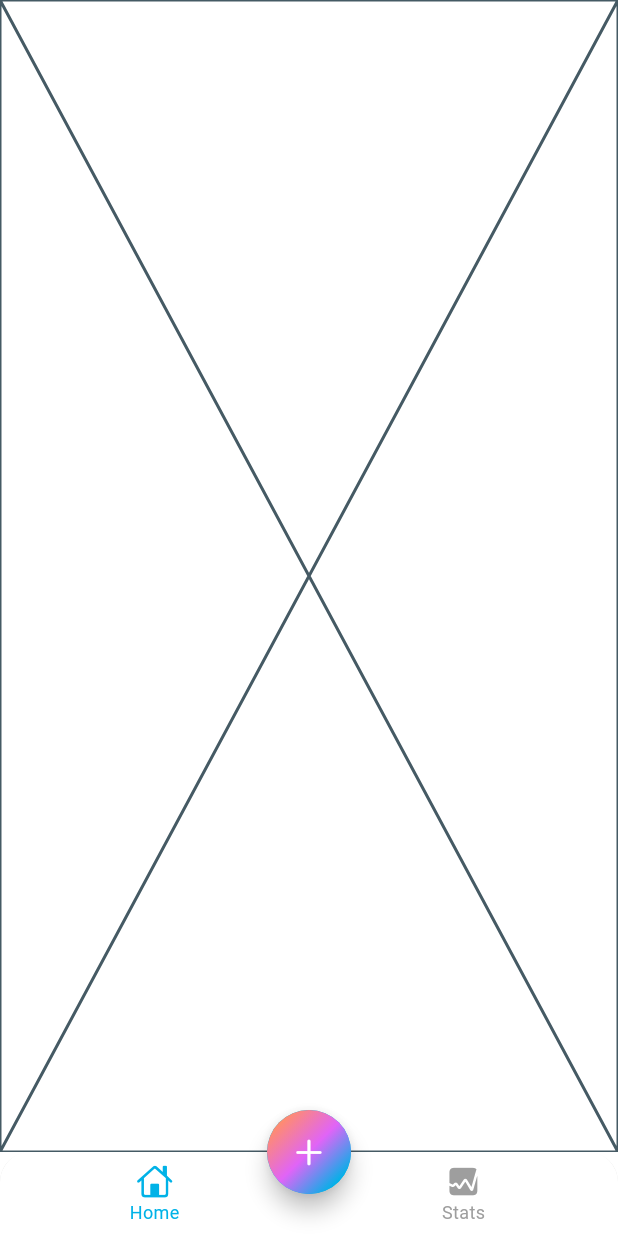
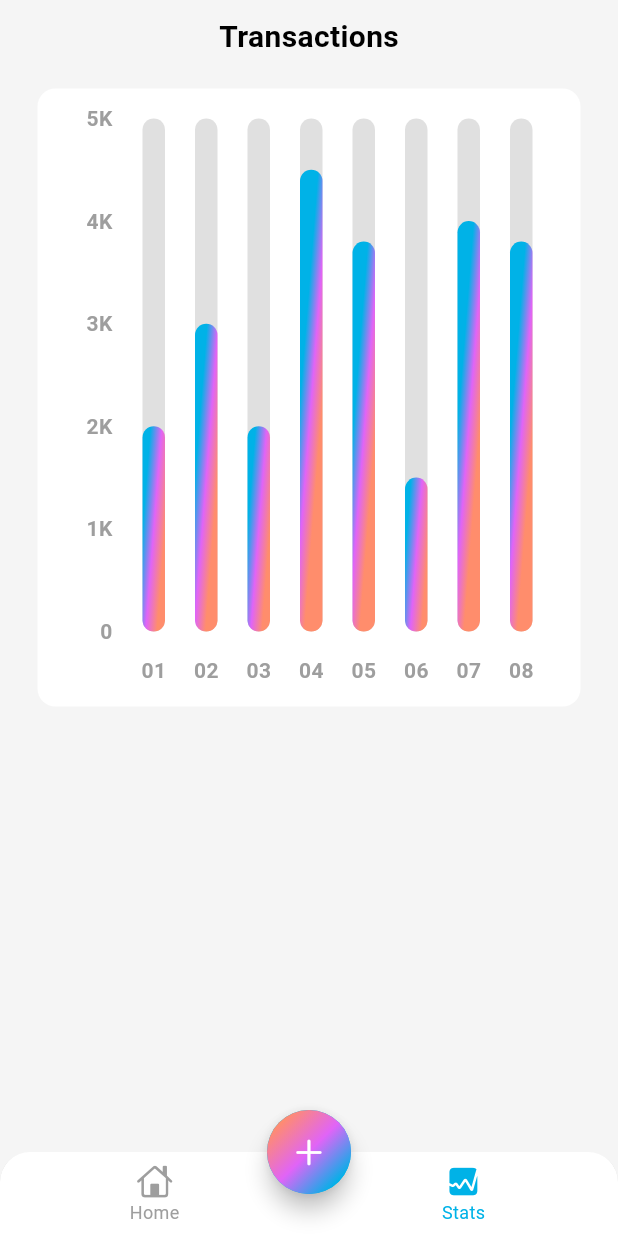
Before and after one commit to deinf/ExpenseTracker, a Flutter app: the screen it shows after launch, swiped to page 2, on a phone screen of 412 x 824 dp. Run offline on Flutter 3.47's test engine with Material 3 defaults, Android fonts, the phone set to English and light mode, and no system bars; drawn by our look-alikes of fl_chart; our stand-ins replace font_awesome_flutter.

Commit message:
feat: add stats screen and add "add expenses" screen

```diff
--- a/lib/app_view.dart
+++ b/lib/app_view.dart
@@ -14,12 +14,14 @@ class MyAppView extends StatelessWidget {
         title: "Expense Tracker",
         debugShowCheckedModeBanner: false,
         theme: ThemeData(
-          colorScheme: ColorScheme.light(
-              background: Colors.grey.shade100,
-              onBackground: Colors.black,
-              primary: const Color(0xFF00B2E7),
-              secondary: const Color(0xFFE064F7),
-              tertiary: const Color(0xFFFF8D6C),
+          scaffoldBackgroundColor: Colors.grey.shade100,
+          colorScheme: const ColorScheme.light(
+              // background: Colors.grey.shade100,
+              // onBackground: Colors.black,
+              surfaceTint: Colors.transparent,
+              primary: Color(0xFF00B2E7),
+              secondary: Color(0xFFE064F7),
+              tertiary: Color(0xFFFF8D6C),
               outline: Colors.grey),
         ),
         home: const HomeScreen(),
--- /dev/null
+++ b/lib/screens/stats/chart.dart
@@ -0,0 +1,181 @@
+import 'dart:math';
+
+import 'package:fl_chart/fl_chart.dart';
+import 'package:flutter/cupertino.dart';
+import 'package:flutter/material.dart';
+
+class MyChartView extends StatefulWidget {
+  const MyChartView({super.key});
+
+  @override
+  State<MyChartView> createState() => _MyChartViewState();
+}
+
+class _MyChartViewState extends State<MyChartView> {
+  @override
+  Widget build(BuildContext context) {
+    return BarChart(mainBarChart());
+  }
+
+  BarChartGroupData makeGroupData(int x, double y) {
+    return BarChartGroupData(x: x, barRods: [
+      BarChartRodData(
+          toY: y,
+          gradient: LinearGradient(colors: [
+            Theme.of(context).colorScheme.primary,
+            Theme.of(context).colorScheme.secondary,
+            Theme.of(context).colorScheme.tertiary
+          ], transform: const GradientRotation(pi / 40)),
+          width: 15,
+          backDrawRodData: BackgroundBarChartRodData(
+              show: true, toY: 5, color: Colors.grey.shade300))
+    ]);
+  }
+
+  List<BarChartGroupData> showBarGroups() => List.generate(
+        8,
+        (index) {
+          switch (index) {
+            case 0:
+              return makeGroupData(0, 2);
+            case 1:
+              return makeGroupData(1, 3);
+            case 2:
+              return makeGroupData(2, 2);
+            case 3:
+              return makeGroupData(3, 4.5);
+            case 4:
+              return makeGroupData(4, 3.8);
+            case 5:
+              return makeGroupData(5, 1.5);
+            case 6:
+              return makeGroupData(6, 4);
+            case 7:
+              return makeGroupData(7, 3.8);
+            default:
+              return throw Error();
+          }
+        },
+      );
+
+  BarChartData mainBarChart() {
+    return BarChartData(
+        titlesData: FlTitlesData(
+          show: true,
+          rightTitles:
+              const AxisTitles(sideTitles: SideTitles(showTitles: false)),
+          leftTitles: AxisTitles(
+              sideTitles: SideTitles(
+                  showTitles: true,
+                  reservedSize: 38,
+                  getTitlesWidget: leftTitles)),
+          topTitles:
+              const AxisTitles(sideTitles: SideTitles(showTitles: false)),
+          bottomTitles: AxisTitles(
+              sideTitles: SideTitles(
+                  showTitles: true,
+                  reservedSize: 38,
+                  getTitlesWidget: bottomTitles)),
+        ),
+        borderData: FlBorderData(show: false),
+        gridData: const FlGridData(show: false),
+        barGroups: showBarGroups());
+  }
+
+  Widget bottomTitles(double value, TitleMeta meta) {
+    const style = TextStyle(
+        color: Colors.grey, fontWeight: FontWeight.bold, fontSize: 14);
+    Widget text;
+
+    switch (value.toInt()) {
+      case 0:
+        text = const Text(
+          "01",
+          style: style,
+        );
+        break;
+      case 1:
+        text = const Text(
+          "02",
+          style: style,
+        );
+        break;
+      case 2:
+        text = const Text(
+          "03",
+          style: style,
+        );
+        break;
+      case 3:
+        text = const Text(
+          "04",
+          style: style,
+        );
+        break;
+      case 4:
+        text = const Text(
+          "05",
+          style: style,
+        );
+        break;
+      case 5:
+        text = const Text(
+          "06",
+          style: style,
+        );
+        break;
+      case 6:
+        text = const Text(
+          "07",
+          style: style,
+        );
+        break;
+      case 7:
+        text = const Text(
+          "08",
+          style: style,
+        );
+        break;
+      default:
+        text = const Text(
+          "",
+          style: style,
+        );
+        break;
+    }
+    return SideTitleWidget(
+      axisSide: meta.axisSide,
+      space: 16,
+      child: text,
+    );
+  }
+
+  Widget leftTitles(double value, TitleMeta meta) {
+    const style = TextStyle(
+      color: Colors.grey,
+      fontWeight: FontWeight.bold,
+      fontSize: 14,
+    );
+    String text;
+    if (value == 0) {
+      text = '0';
+    } else if (value == 1) {
+      text = '1K';
+    } else if (value == 2) {
+      text = '2K';
+    } else if (value == 3) {
+      text = '3K';
+    } else if (value == 4) {
+      text = '4K';
+    } else if (value == 5) {
+      text = '5K';
+    } else {
+      return Container();
+    }
+    return SideTitleWidget(
+      axisSide: meta.axisSide,
+      space: 0,
+      child: Text(text, style: style),
+    );
+  }
+}
--- a/lib/screens/stats/stats.dart
+++ b/lib/screens/stats/stats.dart
@@ -1,10 +1,38 @@
+import 'package:expensetracker/screens/stats/chart.dart';
+import 'package:fl_chart/fl_chart.dart';
 import 'package:flutter/cupertino.dart';
+import 'package:flutter/material.dart';
 
 class StatScreen extends StatelessWidget {
   const StatScreen({super.key});
 
   @override
   Widget build(BuildContext context) {
-    return const Placeholder();
+    return SafeArea(
+      child: Padding(
+        padding: const EdgeInsets.symmetric(horizontal: 25, vertical: 10),
+        child: Column(
+          children: [
+            const Text(
+              "Transactions",
+              style: TextStyle(fontSize: 20, fontWeight: FontWeight.bold),
+            ),
+            const SizedBox(
+              height: 20,
+            ),
+            Container(
+              width: MediaQuery.of(context).size.width,
+              height: MediaQuery.of(context).size.width,
+              decoration: BoxDecoration(
+                  color: Colors.white, borderRadius: BorderRadius.circular(12)),
+              child: const Padding(
+                padding: EdgeInsets.fromLTRB(12, 20, 12, 12),
+                child: MyChartView(),
+              ),
+            )
+          ],
+        ),
+      ),
+    );
   }
 }
--- a/pubspec.yaml
+++ b/pubspec.yaml
@@ -14,6 +14,8 @@ dependencies:
 
   cupertino_icons: ^1.0.6
   font_awesome_flutter: ^10.7.0
+  fl_chart: ^0.68.0
+  intl: ^0.19.0
 
 dev_dependencies:
   flutter_test:
```
Also changed, not shown: lib/screens/add_expense/views/add_expense.dart (added, +222 -0 lines), lib/screens/home/views/home_screen.dart (+13 -1 lines), lib/screens/home/views/main_screen.dart (+4 -6 lines), assets/entertainment.png (added), assets/food.png (added), assets/home.png (added), assets/pet.png (added), assets/shopping.png (added), assets/tech.png (added), assets/travel.png (added), pubspec.lock.
